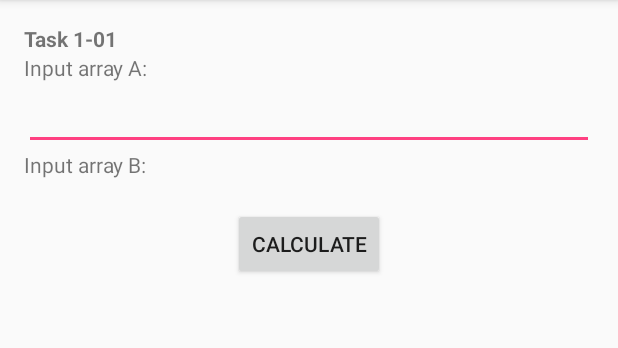
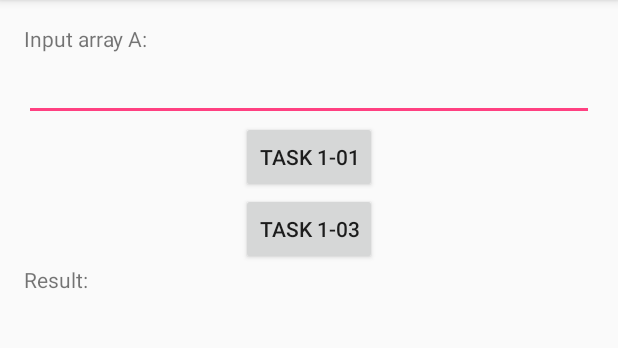
Before and after one commit to zeusapps/GoIT, an Android app: the screen it shows after launch (MainActivity), on a phone screen of 412 x 824 dp, the part 84-432 px from its top. Run offline under Robolectric (Android 15) with nearby library versions, the phone set to English and light mode, and no system bars.

Commit message:
added task 002

```diff
--- a/Android/HomeWork004/Arrays/app/src/main/res/layout/activity_main.xml
+++ b/Android/HomeWork004/Arrays/app/src/main/res/layout/activity_main.xml
@@ -14,29 +14,32 @@
     <TextView
         android:layout_width="wrap_content"
         android:layout_height="wrap_content"
-        android:text="Task 1-01"
-        android:textStyle="bold"/>
-    <TextView
-        android:layout_width="wrap_content"
-        android:layout_height="wrap_content"
         android:text="Input array A:"/>
     <EditText
         android:layout_width="match_parent"
         android:layout_height="wrap_content"
         android:id="@+id/arrayAEditText"/>
 
+
+    <Button
+        android:layout_width="wrap_content"
+        android:layout_height="wrap_content"
+        android:text="Task 1-01"
+        android:layout_gravity="center"
+        android:onClick="onCalculateTask1"/>
+    <Button
+        android:layout_width="wrap_content"
+        android:layout_height="wrap_content"
+        android:text="Task 1-03"
+        android:layout_gravity="center"
+        android:onClick="onCalculateTask2"/>
+
     <TextView
         android:layout_width="wrap_content"
         android:layout_height="wrap_content"
-        android:text="Input array B:"/>
+        android:text="Result:"/>
     <TextView
         android:layout_width="match_parent"
         android:layout_height="wrap_content"
         android:id="@+id/arrayBTextView"/>
-    <Button
-        android:layout_width="wrap_content"
-        android:layout_height="wrap_content"
-        android:text="Calculate"
-        android:layout_gravity="center"
-        android:onClick="onCalculateTask1"/>
 </LinearLayout>
```
Also changed, not shown: Android/HomeWork004/Arrays/app/src/main/java/com/example/andrew/arrays/MainActivity.java (+55 -20 lines).
